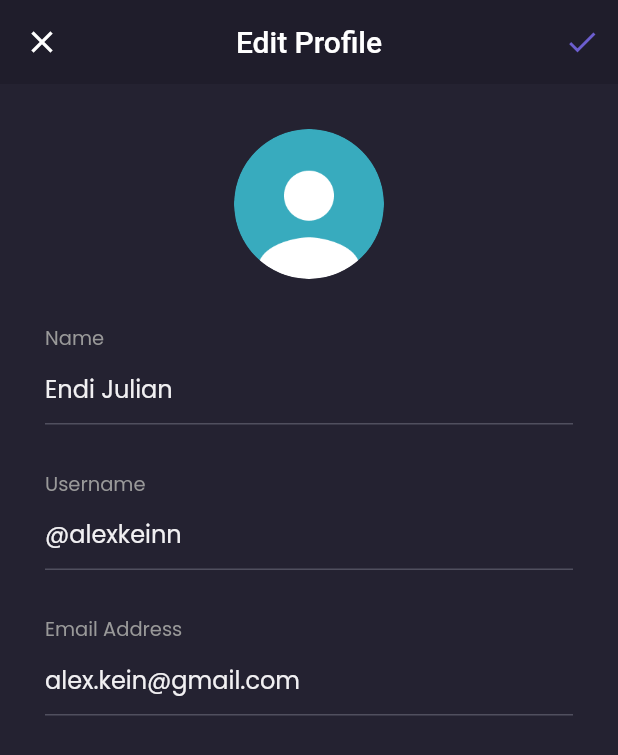
After one commit to endijulian/flutter-ecommerce, a Flutter app: the EditProfilePage screen opened by its route, on a phone screen of 412 x 824 dp. The commit adds this screen. Shown: the top 755 px of the screen. Run offline on Flutter 3.47's test engine with Material 2 defaults, Android fonts, the phone set to English and light mode, and no system bars; our stand-ins replace google_fonts.

Commit message:
edit profile page

```diff
--- a/lib/main.dart
+++ b/lib/main.dart
@@ -2,6 +2,7 @@
 
 import 'package:flutter/material.dart';
 import 'package:flutter_ecommerce/pages/detail_chat_page.dart';
+import 'package:flutter_ecommerce/pages/edit_profile_page.dart';
 import 'package:flutter_ecommerce/pages/home/main_page.dart';
 import 'package:flutter_ecommerce/pages/sign_in_page.dart';
 import 'package:flutter_ecommerce/pages/sign_up_page.dart';
@@ -22,6 +23,7 @@ class MyApp extends StatelessWidget {
         '/sign-up': (context) => SignUpPage(),
         '/home': (context) => MainPage(),
         '/detail-chat': (context) => DetailChatPage(),
+        '/edit-profile': (context) => EditProfilePage(),
       },
     );
   }
--- /dev/null
+++ b/lib/pages/edit_profile_page.dart
@@ -0,0 +1,147 @@
+import 'package:flutter/material.dart';
+import 'package:flutter_ecommerce/theme.dart';
+
+class EditProfilePage extends StatelessWidget {
+  const EditProfilePage({Key? key}) : super(key: key);
+
+  @override
+  Widget build(BuildContext context) {
+    header() {
+      return AppBar(
+        backgroundColor: backgroundColor1,
+        elevation: 0,
+        leading: IconButton(
+          onPressed: () {
+            Navigator.pop(context);
+          },
+          icon: Icon(Icons.close),
+        ),
+        centerTitle: true,
+        title: Text('Edit Profile'),
+        actions: [
+          IconButton(
+            onPressed: () {},
+            icon: Icon(Icons.check),
+            color: primaryColor,
+          )
+        ],
+      );
+    }
+
+    Widget nameInput() {
+      return Container(
+        margin: EdgeInsets.only(top: 30),
+        child: Column(
+          crossAxisAlignment: CrossAxisAlignment.start,
+          children: [
+            Text(
+              'Name',
+              style: secondaryTextStyle.copyWith(fontSize: 13),
+            ),
+            TextFormField(
+              style: primaryTextStyle,
+              decoration: InputDecoration(
+                hintText: 'Endi Julian',
+                hintStyle: primaryTextStyle,
+                enabledBorder: UnderlineInputBorder(
+                  borderSide: BorderSide(
+                    color: subtitleColor,
+                  ),
+                ),
+              ),
+            )
+          ],
+        ),
+      );
+    }
+
+    Widget usernameInput() {
+      return Container(
+        margin: EdgeInsets.only(top: 30),
+        child: Column(
+          crossAxisAlignment: CrossAxisAlignment.start,
+          children: [
+            Text(
+              'Username',
+              style: secondaryTextStyle.copyWith(fontSize: 13),
+            ),
+            TextFormField(
+              style: primaryTextStyle,
+              decoration: InputDecoration(
+                hintText: '@alexkeinn',
+                hintStyle: primaryTextStyle,
+                enabledBorder: UnderlineInputBorder(
+                  borderSide: BorderSide(
+                    color: subtitleColor,
+                  ),
+                ),
+              ),
+            )
+          ],
+        ),
+      );
+    }
+
+    Widget emailInput() {
+      return Container(
+        margin: EdgeInsets.only(top: 30),
+        child: Column(
+          crossAxisAlignment: CrossAxisAlignment.start,
+          children: [
+            Text(
+              'Email Address',
+              style: secondaryTextStyle.copyWith(fontSize: 13),
+            ),
+            TextFormField(
+              style: primaryTextStyle,
+              decoration: InputDecoration(
+                hintText: 'alex.kein@gmail.com',
+                hintStyle: primaryTextStyle,
+                enabledBorder: UnderlineInputBorder(
+                  borderSide: BorderSide(
+                    color: subtitleColor,
+                  ),
+                ),
+              ),
+            )
+          ],
+        ),
+      );
+    }
+
+    Widget content() {
+      return Container(
+        padding: EdgeInsets.symmetric(
+          horizontal: defaultMargin,
+        ),
+        width: double.infinity,
+        child: Column(
+          crossAxisAlignment: CrossAxisAlignment.center,
+          children: [
+            Container(
+              width: 100,
+              height: 100,
+              margin: EdgeInsets.only(top: defaultMargin),
+              decoration: BoxDecoration(
+                shape: BoxShape.circle,
+                image: DecorationImage(
+                  image: AssetImage('assets/image_profile.png'),
+                ),
+              ),
+            ),
+            nameInput(),
+            usernameInput(),
+            emailInput(),
+          ],
+        ),
+      );
+    }
+
+    return Scaffold(
+      resizeToAvoidBottomInset: false,
+      backgroundColor: backgroundColor3,
+      appBar: header(),
+      body: content(),
+    );
+  }
+}
--- a/lib/pages/home/main_page.dart
+++ b/lib/pages/home/main_page.dart
@@ -130,7 +130,8 @@ class _MainPageState extends State<MainPage> {
     }
 
     return Scaffold(
-      backgroundColor: backgroundColor1,
+      backgroundColor:
+          currentIndexBottomBar == 0 ? backgroundColor1 : backgroundColor3,
       floatingActionButton: cartButton(),
       floatingActionButtonLocation: FloatingActionButtonLocation.centerDocked,
       bottomNavigationBar: customBottomNav(),
--- a/lib/pages/home/profile_page.dart
+++ b/lib/pages/home/profile_page.dart
@@ -44,10 +44,16 @@ class ProfilePage extends StatelessWidget {
                     ],
                   ),
                 ),
-                Image.asset(
-                  'assets/btn_exit.png',
-                  width: 20,
-                  height: 20,
+                GestureDetector(
+                  onTap: () {
+                    Navigator.pushNamedAndRemoveUntil(
+                        context, '/sign-in', (route) => false);
+                  },
+                  child: Image.asset(
+                    'assets/btn_exit.png',
+                    width: 20,
+                    height: 20,
+                  ),
                 )
               ],
             ),
@@ -96,7 +102,12 @@ class ProfilePage extends StatelessWidget {
                   fontWeight: semiBold,
                 ),
               ),
-              menuItem('Edit Profile'),
+              GestureDetector(
+                onTap: () {
+                  Navigator.pushNamed(context, '/edit-profile');
+                },
+                child: menuItem('Edit Profile'),
+              ),
               menuItem('Your Orders'),
               menuItem('Help'),
               SizedBox(
```
